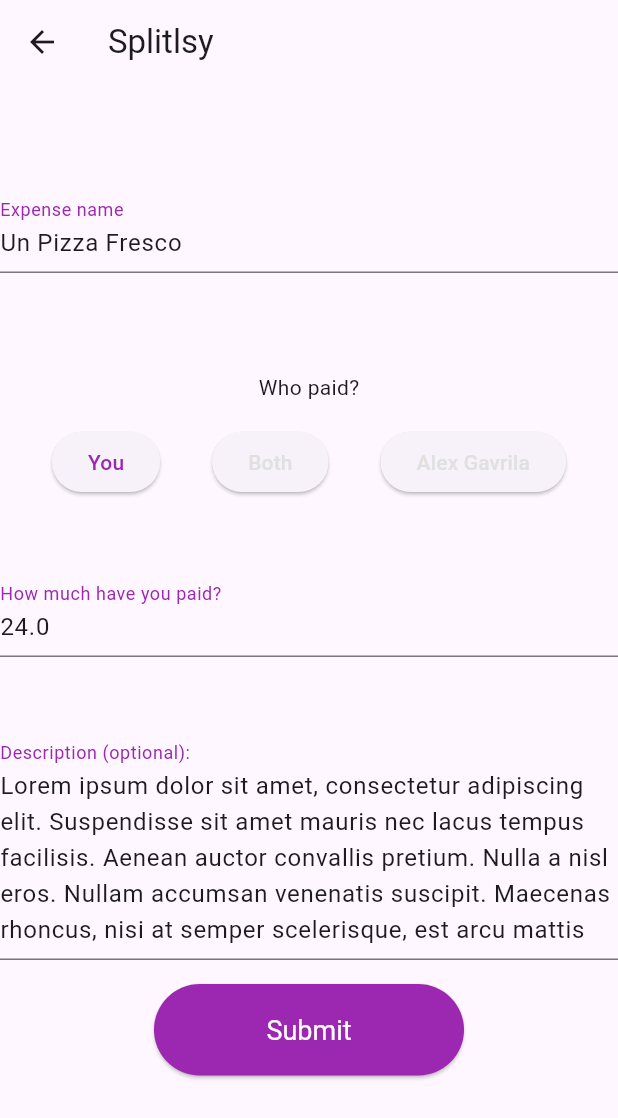
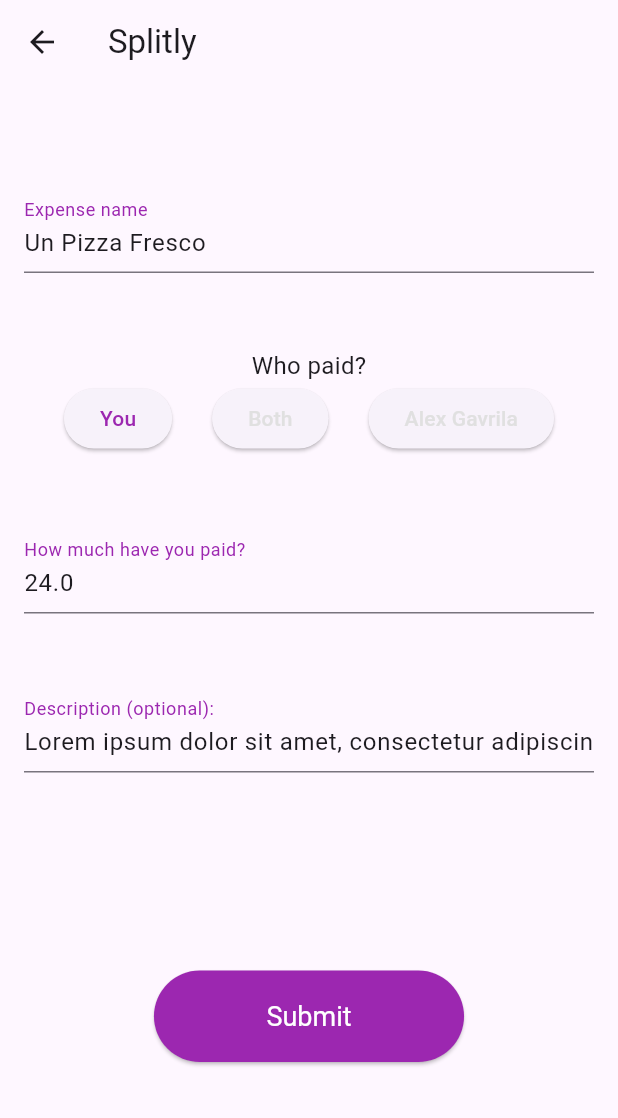
Before and after one commit to GFA03/splitly, a Flutter app: the TrackExpense screen opened directly with sample values from the repository, on a phone screen of 412 x 824 dp. Shown: the top 1118 px of the screen. Run offline on Flutter 3.47's test engine with Material 3 defaults, Android fonts, the phone set to English and light mode, and no system bars.

Commit message:
refactor track expense page

```diff
--- a/lib/ui/widgets/track_expense_page.dart
+++ b/lib/ui/widgets/track_expense_page.dart
@@ -18,24 +18,25 @@ class TrackExpense extends StatefulWidget {
 
 class _TrackExpenseState extends State<TrackExpense> {
   final _formKey = GlobalKey<FormState>();
+  final RegExp _digitRegex = RegExp(r'^[0-9]+(\.[0-9]{1,2})?$');
+  final Expense expense = Expense();
+  bool submitted = false;
   int buttonSelected = 0;
-  final RegExp _digitRegex = RegExp("^[0-9]+\$");
-  final expense = Expense();
-  late var submitted = false;
 
   @override
   void initState() {
     super.initState();
     if (widget.expense != null) {
-      expense.name = widget.expense!.name;
-      expense.paidByUser = widget.expense!.paidByUser;
-      expense.paidByFriend = widget.expense!.paidByFriend;
-      expense.description = widget.expense!.description;
-      buttonSelected = determineButtonSelection();
+      expense
+        ..name = widget.expense!.name
+        ..paidByUser = widget.expense!.paidByUser
+        ..paidByFriend = widget.expense!.paidByFriend
+        ..description = widget.expense!.description;
+      buttonSelected = _determineButtonSelection();
     }
   }
 
-  int determineButtonSelection() {
+  int _determineButtonSelection() {
     if (expense.paidByUser > 0 && expense.paidByFriend > 0) {
       return 1; // Both paid
     } else if (expense.paidByFriend > 0) {
@@ -44,229 +45,166 @@ class _TrackExpenseState extends State<TrackExpense> {
     return 0; // User paid
   }
 
+  void _handleSubmit() {
+    if (_formKey.currentState!.validate()) {
+      setState(() {
+        submitted = true;
+      });
+
+      _formKey.currentState!.save();
+
+      if (widget.expense != null) {
+        widget.expense!
+          ..name = expense.name
+          ..paidByUser = expense.paidByUser
+          ..paidByFriend = expense.paidByFriend
+          ..description = expense.description;
+        Navigator.pop(context, widget.expense);
+      } else {
+        Navigator.pop(context, expense);
+      }
+
+      ScaffoldMessenger.of(context).showSnackBar(
+        SnackBar(
+          content: Text(widget.expense != null
+              ? 'Expense edited successfully!'
+              : 'Expense tracked!'),
+        ),
+      );
+    }
+  }
+
+  Widget _buildExpenseFormField({
+    required String label,
+    required String? initialValue,
+    required bool enabled,
+    required void Function(String?) onSaved,
+    String? Function(String?)? validator,
+    TextInputType keyboardType = TextInputType.text,
+  }) {
+    return TextFormField(
+      decoration: InputDecoration(
+        labelText: label,
+        labelStyle: const TextStyle(color: Colors.purple),
+      ),
+      initialValue: initialValue,
+      enabled: enabled,
+      validator: validator,
+      onSaved: onSaved,
+      keyboardType: keyboardType,
+    );
+  }
+
+  Widget _buildPaymentButtons() {
+    return Row(
+      mainAxisAlignment: MainAxisAlignment.spaceEvenly,
+      children: [
+        _buildPaymentButton(
+          label: 'You',
+          isSelected: buttonSelected == 0,
+          onPressed: () => setState(() => buttonSelected = 0),
+        ),
+        _buildPaymentButton(
+          label: 'Both',
+          isSelected: buttonSelected == 1,
+          onPressed: () => setState(() => buttonSelected = 1),
+        ),
+        _buildPaymentButton(
+          label: widget.friend.name,
+          isSelected: buttonSelected == 2,
+          onPressed: () => setState(() => buttonSelected = 2),
+        ),
+      ],
+    );
+  }
+
+  Widget _buildPaymentButton({
+    required String label,
+    required bool isSelected,
+    required VoidCallback onPressed,
+  }) {
+    return ElevatedButton(
+      onPressed: submitted ? null : onPressed,
+      style: ElevatedButton.styleFrom(
+        foregroundColor: isSelected ? Colors.purple : Colors.grey[300],
+        shape: RoundedRectangleBorder(
+          borderRadius: BorderRadius.circular(20),
+        ),
+      ),
+      child: Text(label),
+    );
+  }
+
   @override
   Widget build(BuildContext context) {
     return Scaffold(
-      appBar: AppBar(
-        title: const Text('Splitlsy'),
-      ),
+      appBar: AppBar(title: const Text('Splitly')),
       body: Form(
         key: _formKey,
         child: CustomScrollView(
           slivers: [
             SliverFillRemaining(
               hasScrollBody: false,
+              child: Padding(
+                padding: const EdgeInsets.symmetric(horizontal: 16.0),
                 child: Column(
                   mainAxisSize: MainAxisSize.min,
                   children: [
-                    const SizedBox(
-                      height: 70,
-                    ),
-                    TextFormField(
-                      decoration: const InputDecoration(
-                        labelText: 'Expense name',
-                        labelStyle: TextStyle(color: Colors.purple),
-                      ),
+                    const SizedBox(height: 70),
+                    _buildExpenseFormField(
+                      label: 'Expense name',
                       initialValue: widget.expense?.name,
                       enabled: !submitted,
-                      validator: (value) {
-                        if (value == null || value.isEmpty) {
-                          return 'Please enter some text!';
-                        }
-                        return null;
-                      },
-                      onSaved: (value) {
-                        expense.name = value!;
-                      },
+                      onSaved: (value) => expense.name = value!,
+                      validator: (value) => value == null || value.isEmpty
+                          ? 'Please enter some text!'
+                          : null,
                     ),
-                    const SizedBox(
-                      height: 50,
+                    const SizedBox(height: 50),
+                    const Text('Who paid?', style: TextStyle(fontSize: 16)),
+                    _buildPaymentButtons(),
+                    const SizedBox(height: 50),
+                    if (buttonSelected == 0 || buttonSelected == 1)
+                      _buildExpenseFormField(
+                        label: 'How much have you paid?',
+                        initialValue: widget.expense?.paidByUser.toString(),
+                        enabled: !submitted,
+                        keyboardType: TextInputType.number,
+                        validator: (value) =>
+                            (value == null || !_digitRegex.hasMatch(value))
+                                ? 'Please enter a number!'
+                                : null,
+                        onSaved: (value) =>
+                            expense.paidByUser = double.parse(value ?? '0'),
                       ),
-                    const Padding(
-                      padding: EdgeInsets.all(16.0),
-                      child: Text('Who paid?'),
+                    if (buttonSelected == 1)
+                      const SizedBox(height:20),
+                    if (buttonSelected == 1 || buttonSelected == 2)
+                      _buildExpenseFormField(
+                        label: 'How much have they paid?',
+                        initialValue: widget.expense?.paidByFriend.toString(),
+                        enabled: !submitted,
+                        keyboardType: TextInputType.number,
+                        validator: (value) =>
+                            (value == null || !_digitRegex.hasMatch(value))
+                                ? 'Please enter a number!'
+                                : null,
+                        onSaved: (value) =>
+                            expense.paidByFriend = double.parse(value ?? '0'),
                       ),
-                    Row(
-                      mainAxisAlignment: MainAxisAlignment.spaceEvenly,
-                      children: [
-                        ElevatedButton(
-                          onPressed: submitted
-                              ? null
-                              : () {
-                                  setState(() {
-                                    buttonSelected = 0;
-                                  });
-                                },
-                          style: ElevatedButton.styleFrom(
-                            foregroundColor: buttonSelected == 0
-                                ? Colors.purple
-                                : Colors.grey[300],
-                            shape: RoundedRectangleBorder(
-                              borderRadius: BorderRadius.circular(20),
-                            ),
-                          ),
-                          child: const Text('You'),
-                        ),
-                        ElevatedButton(
-                          onPressed: submitted
-                              ? null
-                              : () {
-                                  setState(() {
-                                    buttonSelected = 1;
-                                  });
-                                },
-                          style: ElevatedButton.styleFrom(
-                            foregroundColor: buttonSelected == 1
-                                ? Colors.purple
-                                : Colors.grey[300],
-                            shape: RoundedRectangleBorder(
-                              borderRadius: BorderRadius.circular(20),
-                            ),
-                          ),
-                          child: const Text('Both'),
-                        ),
-                        ElevatedButton(
-                          onPressed: submitted
-                              ? null
-                              : () {
-                                  setState(() {
-                                    buttonSelected = 2;
-                                  });
-                                },
-                          style: ElevatedButton.styleFrom(
-                            foregroundColor: buttonSelected == 2
-                                ? Colors.purple
-                                : Colors.grey[300],
-                            shape: RoundedRectangleBorder(
-                              borderRadius: BorderRadius.circular(20),
-                            ),
-                          ),
-                          child: Text(widget.friend.name),
-                        ),
-                      ],
-                    ),
-                    const SizedBox(
-                      height: 50,
-                    ),
-                    (buttonSelected == 0 || buttonSelected == 1)
-                        ? TextFormField(
-                            validator: (inputValue) {
-                              if (buttonSelected == 2) {
-                                return null;
-                              }
-                              if (inputValue == null ||
-                                  !_digitRegex.hasMatch(inputValue)) {
-                                return 'Please enter a number';
-                              }
-                              return null;
-                            },
-                            decoration: const InputDecoration(
-                              labelText: 'How much have you paid?',
-                              labelStyle: TextStyle(color: Colors.purple),
-                            ),
-                            initialValue: widget.expense?.paidByUser.toString(),
-                            enabled:
-                                ((buttonSelected == 0 || buttonSelected == 1) &&
-                                    !submitted),
-                            onSaved: (value) {
-                              if (value == null || value == "") {
-                                return;
-                              }
-                              expense.paidByUser = double.parse(value);
-                            },
-                          )
-                        : const SizedBox(
-                            height: 0,
-                          ),
-                    (buttonSelected == 1)
-                        ? const SizedBox(
-                            height: 50,
-                          )
-                        : const SizedBox(
-                            height: 0,
-                          ),
-                    //TODO: make that you can input double numbers
-                    (buttonSelected == 1 || buttonSelected == 2)
-                        ? TextFormField(
-                            validator: (inputValue) {
-                              if (buttonSelected == 0) {
-                                return null;
-                              }
-                              if (inputValue == null ||
-                                  !_digitRegex.hasMatch(inputValue)) {
-                                return 'Please enter a number';
-                              }
-                              return null;
-                            },
-                      keyboardType: TextInputType.number,
-                            enabled:
-                                ((buttonSelected == 1 || buttonSelected == 2) &&
-                                    !submitted),
-                            decoration: const InputDecoration(
-                              labelText: 'How much have they paid?',
-                              labelStyle: TextStyle(color: Colors.purple),
-                            ),
-                            initialValue:
-                                widget.expense?.paidByFriend.toString(),
-                            onSaved: (value) {
-                              if (value == null || value == "") {
-                                return;
-                              }
-                              expense.paidByFriend = double.parse(value);
-                            },
-                          )
-                        : const SizedBox(
-                            height: 0,
-                          ),
-                    const SizedBox(
-                      height: 50,
-                    ),
-                    TextFormField(
-                      maxLines: 5,
-                      decoration: const InputDecoration(
-                        labelText: 'Description (optional):',
-                        labelStyle: TextStyle(color: Colors.purple),
-                      ),
+                    const SizedBox(height: 50),
+                    _buildExpenseFormField(
+                      label: 'Description (optional):',
                       initialValue: widget.expense?.description,
                       enabled: !submitted,
-                      onSaved: (value) {
-                        expense.description = value;
-                      },
+                      onSaved: (value) => expense.description = value,
+                      keyboardType: TextInputType.multiline,
                     ),
                     const Spacer(),
-                    Center(
-                      child: Padding(
+                    Padding(
                       padding: const EdgeInsets.symmetric(vertical: 16),
                       child: ElevatedButton(
-                          onPressed: () {
-                            if (_formKey.currentState!.validate()) {
-                              setState(() {
-                                submitted = true;
-                              });
-                              ScaffoldMessenger.of(context).showSnackBar(
-                                SnackBar(
-                                  content: widget.expense != null
-                                      ? const Text(
-                                          'Expense edited successfully!')
-                                      : const Text('Expense tracked!'),
-                                ),
-                              );
-                              _formKey.currentState!.save();
-
-                              if (widget.expense != null) {
-                                // Editing an existing expense
-                                widget.expense!.name = expense.name;
-                                widget.expense!.paidByUser = expense.paidByUser;
-                                widget.expense!.paidByFriend =
-                                    expense.paidByFriend;
-                                widget.expense!.description =
-                                    expense.description;
-                                Navigator.pop(context, widget.expense);
-                              } else {
-                                Navigator.pop(context, expense);
-                              }
-                            }
-                          },
+                        onPressed: _handleSubmit,
                         style: ElevatedButton.styleFrom(
                           backgroundColor: Colors.purple,
                           textStyle: const TextStyle(fontSize: 20),
@@ -275,19 +213,15 @@ class _TrackExpenseState extends State<TrackExpense> {
                         ),
                         child: const Text(
                           'Submit',
-                            style: TextStyle(
-                              fontSize: 18,
-                              color: Colors.white,
+                          style: TextStyle(fontSize: 18, color: Colors.white),
                         ),
                       ),
                     ),
+                    const SizedBox(height: 100),
+                  ],
                 ),
               ),
-                    const SizedBox(
-                      height: 100,
-                    )
-                  ],
-                ))
+            ),
           ],
         ),
       ),
```
Lines whose indentation alone changed are shown as unchanged.
